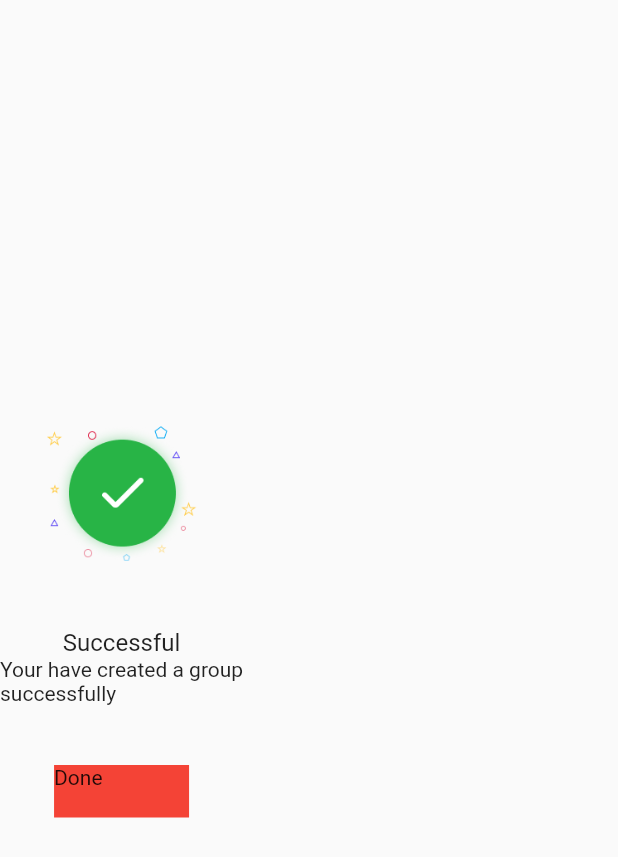
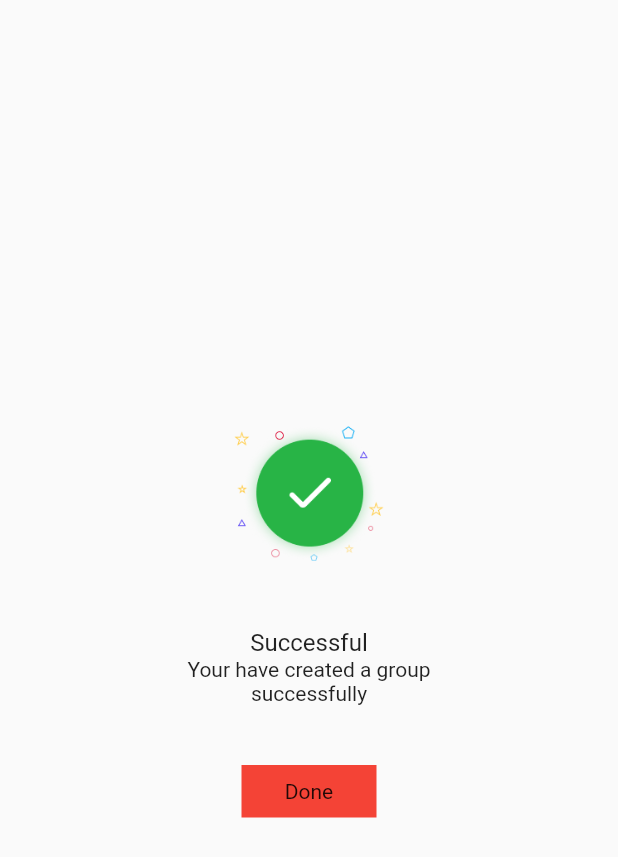
Before and after one commit to ChandraChaan/fun_zip, a Flutter app: the SuccessFullScreen screen opened by its route, on a phone screen of 412 x 824 dp. Shown: the top 857 px of the screen. Run offline on Flutter 3.47's test engine with Material 2 defaults, Android fonts, the phone set to English and light mode, and no system bars; our stand-ins replace cached_network_image, carousel_slider, country_code_picker, dio, flutter_form_builder, flutter_html and 13 more; missing offline and left inert: comment_tree, qr_code_scanner; accounts and stored records are empty; project files that could hold a hidden picture were left out.

```diff
--- a/lib/app/modules/my_goups/Success.dart
+++ b/lib/app/modules/my_goups/Success.dart
@@ -1,4 +1,9 @@
 import 'package:flutter/material.dart';
+import 'package:fun_zippy/app/widgets/commonScafold.dart';
+import 'package:fun_zippy/sathya/my_events_screen/my_events.dart';
+import 'package:get/get.dart';
+
+import '../../../sathya/scanner.dart';
 
 class SuccessFullScreen extends StatefulWidget {
   const SuccessFullScreen({super.key});
@@ -9,11 +14,23 @@ class SuccessFullScreen extends StatefulWidget {
 
 class _SuccessFullScreenState extends State<SuccessFullScreen> {
   @override
+  void initState() {
+    Future.delayed(Duration(seconds: 3), () {
+      // Get.to(CommonScafold(child: MyEvents()));
+      Get.to(QRCodeScannerScreen());
+    });
+    super.initState();
+  }
+  @override
   Widget build(BuildContext context) {
     return Scaffold(
       body: SafeArea(
+        child: SizedBox(
+          height: MediaQuery.of(context).size.height,
+          width: MediaQuery.of(context).size.width,
           child: Column(
             mainAxisAlignment: MainAxisAlignment.center,
+            crossAxisAlignment: CrossAxisAlignment.center,
             children: [
               Container(
                 height: 100,
@@ -27,15 +44,16 @@ class _SuccessFullScreenState extends State<SuccessFullScreen> {
                 'Successful',
                 style: TextStyle(fontSize: 16),
               ),
-            Text('Your have created a group\nsuccessfully'),
+              Text('Your have created a group\nsuccessfully', textAlign: TextAlign.center,),
               SizedBox(height: 40,),
               Container(
                 height: 35,
                 width: 90,
                 color: Colors.red,
-              child: Text('Done'),
+                child: Center(child: Text('Done')),
               )
             ],
+          ),
         ),
       ),
     );
--- a/lib/sathya/my_events_screen/my_events.dart
+++ b/lib/sathya/my_events_screen/my_events.dart
@@ -7,6 +7,7 @@ import 'package:get_storage/get_storage.dart';
 import 'package:http/http.dart' as http;
 
 import '../../app/data/model/UserModel.dart';
+import '../../app/modules/my_goups/Success.dart';
 import '../../app/routes/app_pages.dart';
 import '../scanner.dart';
 
```
Also changed, not shown: lib/sathya/scanner.dart (+4 -13 lines). Lines whose indentation alone changed are shown as unchanged.
